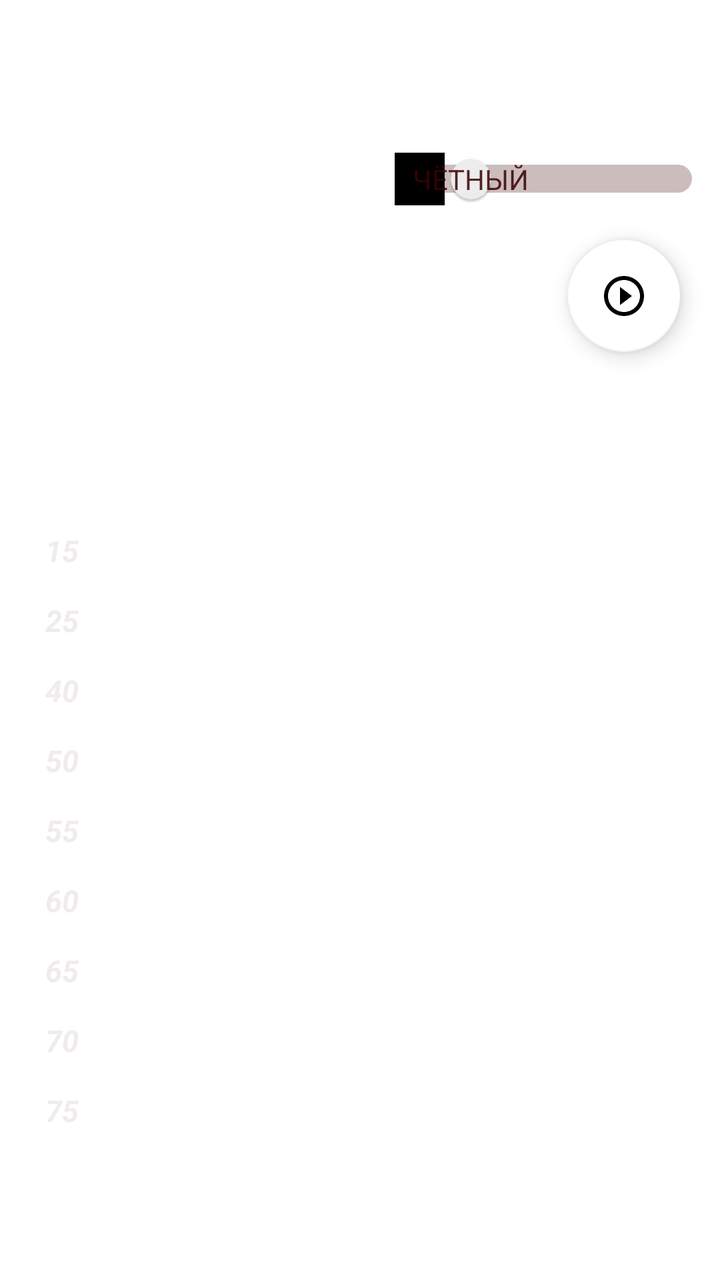
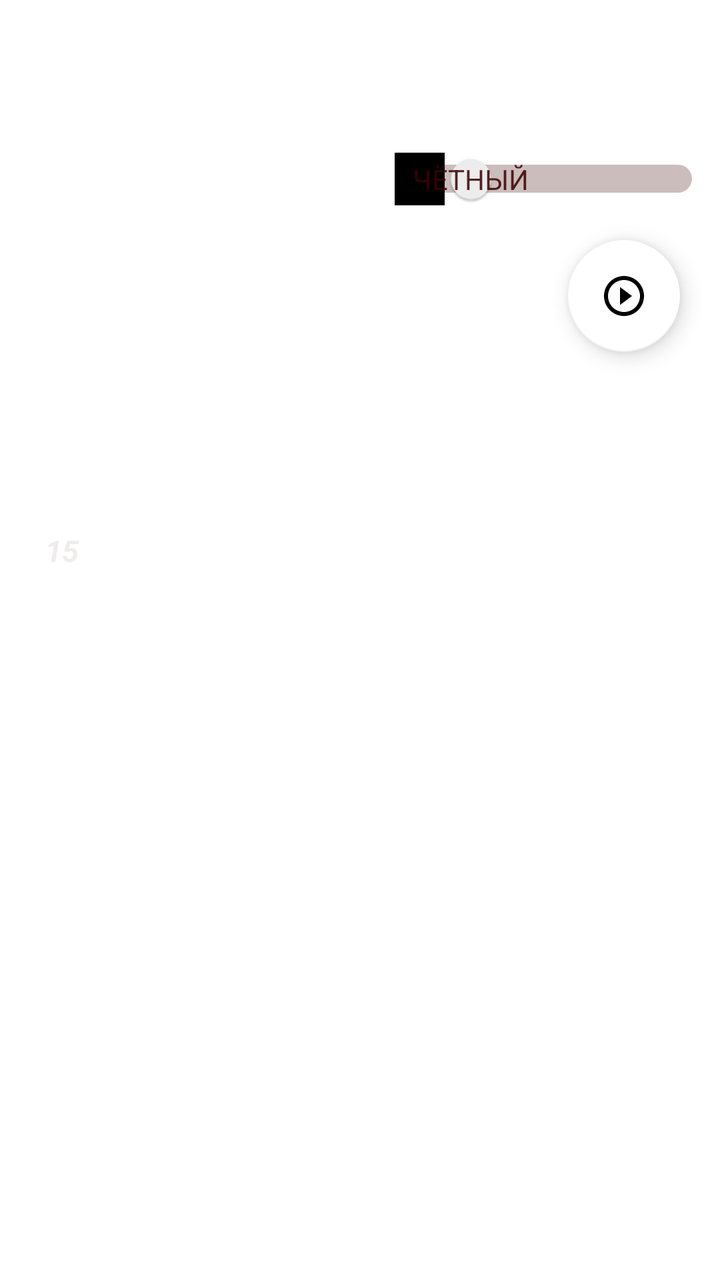

The first picture is an Android layout as it rendered before a commit; the second is the same layout after the commit. The layout source and the unified diff follow.
<!-- AndroidManifest.xml: application theme Base.Theme.My_Gps_Assistant -->
<!-- res/layout/fragment_home.xml -->
<?xml version="1.0" encoding="utf-8"?>
<androidx.constraintlayout.widget.ConstraintLayout
    xmlns:android="http://schemas.android.com/apk/res/android"
    xmlns:tools="http://schemas.android.com/tools"
    android:layout_width="match_parent"
    android:layout_height="match_parent"
    xmlns:app="http://schemas.android.com/apk/res-auto"
    android:background="@color/white"
    tools:context=".fragments.HomeFragment">

    <org.osmdroid.views.MapView
        android:id="@+id/map"
        android:layout_width="0dp"
        android:layout_height="800dp"
        android:layout_marginBottom="350dp"
        android:visibility="gone"
        app:layout_constraintBottom_toBottomOf="parent"
        app:layout_constraintEnd_toEndOf="parent"
        app:layout_constraintHorizontal_bias="0.0"
        app:layout_constraintStart_toStartOf="parent"
        app:layout_constraintTop_toTopOf="parent"
        app:layout_constraintVertical_bias="0.497" />

    <Switch
        android:id="@+id/switch1"
        android:layout_width="wrap_content"
        android:layout_height="wrap_content"
        android:visibility="visible"
        android:layout_marginTop="76dp"
        android:layout_marginEnd="10dp"
        android:showText="true"
        android:textColor="@color/black"
        android:textOff="@string/offSwitch"
        android:textOn="@string/onSwitch"
        android:theme="@style/MySwitch"
        app:layout_constraintEnd_toEndOf="parent"
        app:layout_constraintTop_toTopOf="parent"
        tools:ignore="MissingConstraints,TouchTargetSizeCheck,UseSwitchCompatOrMaterialXml" />

    <com.google.android.material.floatingactionbutton.FloatingActionButton
        android:id="@+id/fStartStop"
        android:layout_width="wrap_content"
        android:layout_height="wrap_content"
        android:layout_marginTop="120dp"
        android:layout_marginEnd="20dp"
        android:clickable="true"
        android:src="@drawable/is_play"
        app:backgroundTint="@color/white"
        app:layout_constraintEnd_toEndOf="parent"
        app:layout_constraintTop_toTopOf="parent"
        tools:ignore="ContentDescription,KeyboardInaccessibleWidget,SpeakableTextPresentCheck" />

    <com.google.android.material.floatingactionbutton.FloatingActionButton
        android:id="@+id/fCenter"
        android:layout_width="wrap_content"
        android:layout_height="wrap_content"
        android:layout_marginTop="10dp"
        android:clickable="true"
        android:src="@drawable/is_my_loc_center"
        android:visibility="gone"
        app:backgroundTint="@color/white"
        app:layout_constraintEnd_toEndOf="@+id/fStartStop"
        app:layout_constraintTop_toBottomOf="@+id/fStartStop"
        tools:ignore="ContentDescription,KeyboardInaccessibleWidget,SpeakableTextPresentCheck" />

    <TextView
        android:id="@+id/tvSpeed"
        android:layout_width="wrap_content"
        android:layout_height="wrap_content"
        android:layout_marginEnd="40dp"
        android:textColor="#F81944"
        android:textSize="16sp"
        android:textStyle="bold|italic"
        android:visibility="gone"
        app:layout_constraintBottom_toBottomOf="@+id/fStartStop"
        app:layout_constraintEnd_toStartOf="@+id/fStartStop"
        app:layout_constraintTop_toTopOf="@+id/fStartStop" />

    <TextView
        android:id="@+id/tvDistance"
        android:layout_width="wrap_content"
        android:layout_height="wrap_content"
        android:layout_marginTop="75dp"
        android:layout_marginEnd="200dp"
        android:textColor="#000000"
        android:textSize="16sp"
        android:textStyle="italic"
        android:visibility="gone"
        app:layout_constraintEnd_toEndOf="parent"
        app:layout_constraintStart_toStartOf="parent"
        app:layout_constraintTop_toTopOf="parent" />

    <TextView
        android:id="@+id/tvKmPk"
        android:layout_width="wrap_content"
        android:layout_height="wrap_content"
        android:layout_marginStart="40dp"
        android:layout_marginTop="130dp"
        android:textColor="#000000"
        android:textSize="20sp"
        android:textStyle="bold|italic"
        android:visibility="gone"
        app:layout_constraintStart_toStartOf="parent"
        app:layout_constraintTop_toTopOf="parent" />

    <TextView
        android:id="@+id/tvOgr15"
        android:layout_width="30dp"
        android:layout_height="30dp"
        android:layout_marginStart="16dp"
        android:layout_marginTop="260dp"
        android:hint="@string/km_15"
        android:textAlignment="center"
        android:paddingTop="5dp"
        android:textColor="@color/tvOgr"
        android:textColorHint="@color/tvOgrHint"
        android:textSize="15sp"
        android:textStyle="bold|italic"
        app:layout_constraintStart_toStartOf="parent"
        app:layout_constraintTop_toTopOf="parent"
        tools:ignore="TextContrastCheck" />

    <TextView
        android:id="@+id/tvOgr25"
        android:layout_width="30dp"
        android:layout_height="30dp"
        android:layout_marginTop="5dp"
        android:hint="@string/km_25"
        android:textAlignment="center"
        android:paddingTop="5dp"
        android:textColor="@color/tvOgr"
        android:textColorHint="@color/tvOgrHint"
        android:textSize="15sp"
        android:textStyle="bold|italic"
        app:layout_constraintStart_toStartOf="@+id/tvOgr15"
        app:layout_constraintTop_toBottomOf="@+id/tvOgr15"
        tools:ignore="TextContrastCheck" />

    <TextView
        android:id="@+id/tvOgr40"
        android:layout_width="30dp"
        android:layout_height="30dp"
        android:layout_marginTop="5dp"
        android:hint="@string/km_40"
        android:textAlignment="center"
        android:paddingTop="5dp"
        android:textColor="@color/tvOgr"
        android:textColorHint="@color/tvOgrHint"
        android:textSize="15sp"
        android:textStyle="bold|italic"
        app:layout_constraintStart_toStartOf="@+id/tvOgr25"
        app:layout_constraintTop_toBottomOf="@+id/tvOgr25"
        tools:ignore="TextContrastCheck" />

    <TextView
        android:id="@+id/tvOgr50"
        android:layout_width="30dp"
        android:layout_height="30dp"
        android:layout_marginTop="5dp"
        android:hint="@string/km_50"
        android:textAlignment="center"
        android:paddingTop="5dp"
        android:textColor="@color/tvOgr"
        android:textColorHint="@color/tvOgrHint"
        android:textSize="15sp"
        android:textStyle="bold|italic"
        app:layout_constraintStart_toStartOf="@+id/tvOgr40"
        app:layout_constraintTop_toBottomOf="@+id/tvOgr40"
        tools:ignore="TextContrastCheck" />

    <TextView
        android:id="@+id/tvOgr55"
        android:layout_width="30dp"
        android:layout_height="30dp"
        android:layout_marginTop="5dp"
        android:hint="@string/km_55"
        android:textAlignment="center"
        android:paddingTop="5dp"
        android:textColor="@color/tvOgr"
        android:textColorHint="@color/tvOgrHint"
        android:textSize="15sp"
        android:textStyle="bold|italic"
        app:layout_constraintStart_toStartOf="@+id/tvOgr50"
        app:layout_constraintTop_toBottomOf="@+id/tvOgr50"
        tools:ignore="TextContrastCheck" />

    <TextView
        android:id="@+id/tvOgr60"
        android:layout_width="30dp"
        android:layout_height="30dp"
        android:layout_marginTop="5dp"
        android:hint="@string/km_60"
        android:textAlignment="center"
        android:paddingTop="5dp"
        android:textColor="@color/tvOgr"
        android:textColorHint="@color/tvOgrHint"
        android:textSize="15sp"
        android:textStyle="bold|italic"
        app:layout_constraintStart_toStartOf="@+id/tvOgr55"
        app:layout_constraintTop_toBottomOf="@+id/tvOgr55"
        tools:ignore="TextContrastCheck" />

    <TextView
        android:id="@+id/tvOgr65"
        android:layout_width="30dp"
        android:layout_height="30dp"
        android:layout_marginTop="5dp"
        android:hint="@string/km_65"
        android:textAlignment="center"
        android:paddingTop="5dp"
        android:textColor="@color/tvOgr"
        android:textColorHint="@color/tvOgrHint"
        android:textSize="15sp"
        android:textStyle="bold|italic"
        app:layout_constraintStart_toStartOf="@+id/tvOgr60"
        app:layout_constraintTop_toBottomOf="@+id/tvOgr60"
        tools:ignore="TextContrastCheck" />

    <TextView
        android:id="@+id/tvOgr70"
        android:layout_width="30dp"
        android:layout_height="30dp"
        android:layout_marginTop="5dp"
        android:hint="@string/km_70"
        android:textAlignment="center"
        android:paddingTop="5dp"
        android:textColor="@color/tvOgr"
        android:textColorHint="@color/tvOgrHint"
        android:textSize="15sp"
        android:textStyle="bold|italic"
        app:layout_constraintStart_toStartOf="@+id/tvOgr65"
        app:layout_constraintTop_toBottomOf="@+id/tvOgr65"
        tools:ignore="TextContrastCheck" />

    <TextView
        android:id="@+id/tvOgr75"
        android:layout_width="30dp"
        android:layout_height="30dp"
        android:layout_marginTop="5dp"
        android:hint="@string/km_75"
        android:textAlignment="center"
        android:paddingTop="5dp"
        android:textColor="@color/tvOgr"
        android:textColorHint="@color/tvOgrHint"
        android:textSize="15sp"
        android:textStyle="bold|italic"
        app:layout_constraintStart_toStartOf="@+id/tvOgr70"
        app:layout_constraintTop_toBottomOf="@+id/tvOgr70"
        tools:ignore="TextContrastCheck" />

    <TextView
        android:id="@+id/tvKmPk15"
        android:layout_width="275dp"
        android:layout_height="30dp"
        android:layout_marginStart="10dp"
        android:elegantTextHeight="true"
        android:textColor="#000000"
        android:textSize="15sp"
        android:textAlignment="center"
        android:paddingTop="2dp"
        android:textStyle="italic"
        app:layout_constraintBottom_toBottomOf="@+id/tvOgr15"
        app:layout_constraintStart_toEndOf="@+id/tvOgr15"
        app:layout_constraintTop_toTopOf="@+id/tvOgr15" />

    <TextView
        android:id="@+id/tvKmPk25"
        android:layout_width="275dp"
        android:layout_height="30dp"
        android:layout_marginStart="10dp"
        android:elegantTextHeight="true"
        android:textColor="#000000"
        android:textSize="15sp"
        android:textAlignment="center"
        android:paddingTop="2dp"
        android:textStyle="italic"
        app:layout_constraintBottom_toBottomOf="@+id/tvOgr25"
        app:layout_constraintStart_toEndOf="@+id/tvOgr25"
        app:layout_constraintTop_toTopOf="@+id/tvOgr25" />

    <TextView
        android:id="@+id/tvKmPk40"
        android:layout_width="275dp"
        android:layout_height="30dp"
        android:layout_marginStart="10dp"
        android:elegantTextHeight="true"
        android:textColor="#000000"
        android:textSize="15sp"
        android:textAlignment="center"
        android:paddingTop="2dp"
        android:textStyle="italic"
        app:layout_constraintBottom_toBottomOf="@+id/tvOgr40"
        app:layout_constraintStart_toEndOf="@+id/tvOgr40"
        app:layout_constraintTop_toTopOf="@+id/tvOgr40" />

    <TextView
        android:id="@+id/tvKmPk50"
        android:layout_width="275dp"
        android:layout_height="30dp"
        android:layout_marginStart="10dp"
        android:elegantTextHeight="true"
        android:textColor="#000000"
        android:textSize="15sp"
        android:textAlignment="center"
        android:paddingTop="2dp"
        android:textStyle="italic"
        app:layout_constraintBottom_toBottomOf="@+id/tvOgr50"
        app:layout_constraintStart_toEndOf="@+id/tvOgr50"
        app:layout_constraintTop_toTopOf="@+id/tvOgr50" />

    <TextView
        android:id="@+id/tvKmPk55"
        android:layout_width="275dp"
        android:layout_height="30dp"
        android:layout_marginStart="10dp"
        android:elegantTextHeight="true"
        android:textColor="#000000"
        android:textSize="15sp"
        android:textAlignment="center"
        android:paddingTop="2dp"
        android:textStyle="italic"
        app:layout_constraintBottom_toBottomOf="@+id/tvOgr55"
        app:layout_constraintStart_toEndOf="@+id/tvOgr55"
        app:layout_constraintTop_toTopOf="@+id/tvOgr55" />

    <TextView
        android:id="@+id/tvKmPk60"
        android:layout_width="275dp"
        android:layout_height="30dp"
        android:layout_marginStart="10dp"
        android:elegantTextHeight="true"
        android:textColor="#000000"
        android:textSize="15sp"
        android:textAlignment="center"
        android:paddingTop="2dp"
        android:textStyle="italic"
        app:layout_constraintBottom_toBottomOf="@+id/tvOgr60"
        app:layout_constraintStart_toEndOf="@+id/tvOgr60"
        app:layout_constraintTop_toTopOf="@+id/tvOgr60" />

    <TextView
        android:id="@+id/tvKmPk65"
        android:layout_width="275dp"
        android:layout_height="30dp"
        android:layout_marginStart="10dp"
        android:elegantTextHeight="true"
        android:textColor="#000000"
        android:textSize="15sp"
        android:textAlignment="center"
        android:paddingTop="2dp"
        android:textStyle="italic"
        app:layout_constraintBottom_toBottomOf="@+id/tvOgr65"
        app:layout_constraintStart_toEndOf="@+id/tvOgr65"
        app:layout_constraintTop_toTopOf="@+id/tvOgr65" />

    <TextView
        android:id="@+id/tvKmPk70"
        android:layout_width="275dp"
        android:layout_height="30dp"
        android:layout_marginStart="8dp"
        android:elegantTextHeight="true"
        android:textColor="#000000"
        android:textSize="15sp"
        android:textAlignment="center"
        android:paddingTop="2dp"
        android:textStyle="italic"
        app:layout_constraintBottom_toBottomOf="@+id/tvOgr70"
        app:layout_constraintStart_toEndOf="@+id/tvOgr70"
        app:layout_constraintTop_toTopOf="@+id/tvOgr70"
        app:layout_constraintVertical_bias="0.0" />

    <TextView
        android:id="@+id/tvKmPk75"
        android:layout_width="275dp"
        android:layout_height="30dp"
        android:layout_marginStart="8dp"
        android:elegantTextHeight="true"
        android:textColor="#000000"
        android:textSize="15sp"
        android:textAlignment="center"
        android:paddingTop="2dp"
        android:textStyle="italic"
        app:layout_constraintBottom_toBottomOf="@+id/tvOgr75"
        app:layout_constraintStart_toEndOf="@+id/tvOgr75"
        app:layout_constraintTop_toTopOf="@+id/tvOgr75" />

</androidx.constraintlayout.widget.ConstraintLayout>
<!-- resources referenced by this layout -->
<resources>
  <color name="black">#FF000000</color>
  <color name="tvOgr">#FF0000</color>
  <color name="tvOgrHint">#F1ECEC</color>
  <color name="white">#FFFFFFFF</color>
  <!-- drawable is_my_loc_center (drawable) -->
  <vector xmlns:android="http://schemas.android.com/apk/res/android" android:height="24dp" android:tint="#2748ED" android:viewportHeight="24" android:viewportWidth="24" android:width="24dp">
        
      <path android:fillColor="@android:color/white" android:pathData="M12,8c-2.21,0 -4,1.79 -4,4s1.79,4 4,4 4,-1.79 4,-4 -1.79,-4 -4,-4zM20.94,11c-0.46,-4.17 -3.77,-7.48 -7.94,-7.94L13,1h-2v2.06C6.83,3.52 3.52,6.83 3.06,11L1,11v2h2.06c0.46,4.17 3.77,7.48 7.94,7.94L11,23h2v-2.06c4.17,-0.46 7.48,-3.77 7.94,-7.94L23,13v-2h-2.06zM12,19c-3.87,0 -7,-3.13 -7,-7s3.13,-7 7,-7 7,3.13 7,7 -3.13,7 -7,7z"/>
      
  </vector>
  <!-- drawable is_play (drawable) -->
  <vector xmlns:android="http://schemas.android.com/apk/res/android" android:height="24dp" android:tint="#2748ED" android:viewportHeight="24" android:viewportWidth="24" android:width="24dp">
        
      <path android:fillColor="@android:color/white" android:pathData="M10,16.5l6,-4.5 -6,-4.5v9zM12,2C6.48,2 2,6.48 2,12s4.48,10 10,10 10,-4.48 10,-10S17.52,2 12,2zM12,20c-4.41,0 -8,-3.59 -8,-8s3.59,-8 8,-8 8,3.59 8,8 -3.59,8 -8,8z"/>
      
  </vector>
  <string name="km_15">15</string>
  <string name="km_25">25</string>
  <string name="km_40">40</string>
  <string name="km_50">50</string>
  <string name="km_55">55</string>
  <string name="km_60">60</string>
  <string name="km_65">65</string>
  <string name="km_70">70</string>
  <string name="km_75">75</string>
  <string name="offSwitch">Чётный</string>
  <string name="onSwitch">Нечётный</string>
  <style name="MySwitch" parent="Theme.AppCompat.Light">
          
          <item name="colorControlActivated">#88B30C</item>
  
          
          <item name="colorSwitchThumbNormal">#6F3F06</item>
  
          
          <item name="android:colorForeground">#3C0202</item>
      </style>
  <style name="Base.Theme.My_Gps_Assistant" parent="Theme.MaterialComponents.Light.NoActionBar">
          
          <item name="colorPrimary">@color/black</item>
          <item name="colorPrimaryVariant">@color/lavender</item>
          <item name="colorOnPrimary">@color/white</item>
  
          <item name="colorSecondary">@color/teal_200</item>
          <item name="colorSecondaryVariant">@color/teal_700</item>
          <item name="colorOnSecondary">@color/black</item>
  
          <item name="android:statusBarColor">@color/lavender</item>
  
  
          <item name="android:windowFullscreen">true</item>
  
          <item name="android:textColorPrimary">@color/black</item>
          <item name="android:textColorSecondary">@color/black</item>
          <item name="android:textColorTertiary">@color/black</item>
  
  
  
  
  
  
  
      </style>
  <color name="lavender">#8692f7</color>
  <color name="teal_200">#D58DD5</color>
  <color name="teal_700">#00C2EF</color>
</resources>

<!-- the commit's change to res/layout/fragment_home.xml (unified diff, before → after) -->
@@ -121,267 +121,17 @@
         tools:ignore="TextContrastCheck" />
 
     <TextView
-        android:id="@+id/tvOgr25"
-        android:layout_width="30dp"
-        android:layout_height="30dp"
-        android:layout_marginTop="5dp"
-        android:hint="@string/km_25"
-        android:textAlignment="center"
-        android:paddingTop="5dp"
-        android:textColor="@color/tvOgr"
-        android:textColorHint="@color/tvOgrHint"
-        android:textSize="15sp"
-        android:textStyle="bold|italic"
-        app:layout_constraintStart_toStartOf="@+id/tvOgr15"
-        app:layout_constraintTop_toBottomOf="@+id/tvOgr15"
-        tools:ignore="TextContrastCheck" />
-
-    <TextView
-        android:id="@+id/tvOgr40"
-        android:layout_width="30dp"
-        android:layout_height="30dp"
-        android:layout_marginTop="5dp"
-        android:hint="@string/km_40"
-        android:textAlignment="center"
-        android:paddingTop="5dp"
-        android:textColor="@color/tvOgr"
-        android:textColorHint="@color/tvOgrHint"
-        android:textSize="15sp"
-        android:textStyle="bold|italic"
-        app:layout_constraintStart_toStartOf="@+id/tvOgr25"
-        app:layout_constraintTop_toBottomOf="@+id/tvOgr25"
-        tools:ignore="TextContrastCheck" />
-
-    <TextView
-        android:id="@+id/tvOgr50"
-        android:layout_width="30dp"
-        android:layout_height="30dp"
-        android:layout_marginTop="5dp"
-        android:hint="@string/km_50"
-        android:textAlignment="center"
-        android:paddingTop="5dp"
-        android:textColor="@color/tvOgr"
-        android:textColorHint="@color/tvOgrHint"
-        android:textSize="15sp"
-        android:textStyle="bold|italic"
-        app:layout_constraintStart_toStartOf="@+id/tvOgr40"
-        app:layout_constraintTop_toBottomOf="@+id/tvOgr40"
-        tools:ignore="TextContrastCheck" />
-
-    <TextView
-        android:id="@+id/tvOgr55"
-        android:layout_width="30dp"
-        android:layout_height="30dp"
-        android:layout_marginTop="5dp"
-        android:hint="@string/km_55"
-        android:textAlignment="center"
-        android:paddingTop="5dp"
-        android:textColor="@color/tvOgr"
-        android:textColorHint="@color/tvOgrHint"
-        android:textSize="15sp"
-        android:textStyle="bold|italic"
-        app:layout_constraintStart_toStartOf="@+id/tvOgr50"
-        app:layout_constraintTop_toBottomOf="@+id/tvOgr50"
-        tools:ignore="TextContrastCheck" />
-
-    <TextView
-        android:id="@+id/tvOgr60"
-        android:layout_width="30dp"
-        android:layout_height="30dp"
-        android:layout_marginTop="5dp"
-        android:hint="@string/km_60"
-        android:textAlignment="center"
-        android:paddingTop="5dp"
-        android:textColor="@color/tvOgr"
-        android:textColorHint="@color/tvOgrHint"
-        android:textSize="15sp"
-        android:textStyle="bold|italic"
-        app:layout_constraintStart_toStartOf="@+id/tvOgr55"
-        app:layout_constraintTop_toBottomOf="@+id/tvOgr55"
-        tools:ignore="TextContrastCheck" />
-
-    <TextView
-        android:id="@+id/tvOgr65"
-        android:layout_width="30dp"
-        android:layout_height="30dp"
-        android:layout_marginTop="5dp"
-        android:hint="@string/km_65"
-        android:textAlignment="center"
-        android:paddingTop="5dp"
-        android:textColor="@color/tvOgr"
-        android:textColorHint="@color/tvOgrHint"
-        android:textSize="15sp"
-        android:textStyle="bold|italic"
-        app:layout_constraintStart_toStartOf="@+id/tvOgr60"
-        app:layout_constraintTop_toBottomOf="@+id/tvOgr60"
-        tools:ignore="TextContrastCheck" />
-
-    <TextView
-        android:id="@+id/tvOgr70"
-        android:layout_width="30dp"
-        android:layout_height="30dp"
-        android:layout_marginTop="5dp"
-        android:hint="@string/km_70"
-        android:textAlignment="center"
-        android:paddingTop="5dp"
-        android:textColor="@color/tvOgr"
-        android:textColorHint="@color/tvOgrHint"
-        android:textSize="15sp"
-        android:textStyle="bold|italic"
-        app:layout_constraintStart_toStartOf="@+id/tvOgr65"
-        app:layout_constraintTop_toBottomOf="@+id/tvOgr65"
-        tools:ignore="TextContrastCheck" />
-
-    <TextView
-        android:id="@+id/tvOgr75"
-        android:layout_width="30dp"
-        android:layout_height="30dp"
-        android:layout_marginTop="5dp"
-        android:hint="@string/km_75"
-        android:textAlignment="center"
-        android:paddingTop="5dp"
-        android:textColor="@color/tvOgr"
-        android:textColorHint="@color/tvOgrHint"
-        android:textSize="15sp"
-        android:textStyle="bold|italic"
-        app:layout_constraintStart_toStartOf="@+id/tvOgr70"
-        app:layout_constraintTop_toBottomOf="@+id/tvOgr70"
-        tools:ignore="TextContrastCheck" />
-
-    <TextView
         android:id="@+id/tvKmPk15"
         android:layout_width="275dp"
-        android:layout_height="30dp"
+        android:layout_height="300dp"
         android:layout_marginStart="10dp"
         android:elegantTextHeight="true"
+        android:paddingTop="2dp"
+        android:textAlignment="center"
         android:textColor="#000000"
         android:textSize="15sp"
-        android:textAlignment="center"
-        android:paddingTop="2dp"
         android:textStyle="italic"
-        app:layout_constraintBottom_toBottomOf="@+id/tvOgr15"
         app:layout_constraintStart_toEndOf="@+id/tvOgr15"
         app:layout_constraintTop_toTopOf="@+id/tvOgr15" />
 
-    <TextView
-        android:id="@+id/tvKmPk25"
-        android:layout_width="275dp"
-        android:layout_height="30dp"
-        android:layout_marginStart="10dp"
-        android:elegantTextHeight="true"
-        android:textColor="#000000"
-        android:textSize="15sp"
-        android:textAlignment="center"
-        android:paddingTop="2dp"
-        android:textStyle="italic"
-        app:layout_constraintBottom_toBottomOf="@+id/tvOgr25"
-        app:layout_constraintStart_toEndOf="@+id/tvOgr25"
-        app:layout_constraintTop_toTopOf="@+id/tvOgr25" />
-
-    <TextView
-        android:id="@+id/tvKmPk40"
-        android:layout_width="275dp"
-        android:layout_height="30dp"
-        android:layout_marginStart="10dp"
-        android:elegantTextHeight="true"
-        android:textColor="#000000"
-        android:textSize="15sp"
-        android:textAlignment="center"
-        android:paddingTop="2dp"
-        android:textStyle="italic"
-        app:layout_constraintBottom_toBottomOf="@+id/tvOgr40"
-        app:layout_constraintStart_toEndOf="@+id/tvOgr40"
-        app:layout_constraintTop_toTopOf="@+id/tvOgr40" />
-
-    <TextView
-        android:id="@+id/tvKmPk50"
-        android:layout_width="275dp"
-        android:layout_height="30dp"
-        android:layout_marginStart="10dp"
-        android:elegantTextHeight="true"
-        android:textColor="#000000"
-        android:textSize="15sp"
-        android:textAlignment="center"
-        android:paddingTop="2dp"
-        android:textStyle="italic"
-        app:layout_constraintBottom_toBottomOf="@+id/tvOgr50"
-        app:layout_constraintStart_toEndOf="@+id/tvOgr50"
-        app:layout_constraintTop_toTopOf="@+id/tvOgr50" />
-
-    <TextView
-        android:id="@+id/tvKmPk55"
-        android:layout_width="275dp"
-        android:layout_height="30dp"
-        android:layout_marginStart="10dp"
-        android:elegantTextHeight="true"
-        android:textColor="#000000"
-        android:textSize="15sp"
-        android:textAlignment="center"
-        android:paddingTop="2dp"
-        android:textStyle="italic"
-        app:layout_constraintBottom_toBottomOf="@+id/tvOgr55"
-        app:layout_constraintStart_toEndOf="@+id/tvOgr55"
-        app:layout_constraintTop_toTopOf="@+id/tvOgr55" />
-
-    <TextView
-        android:id="@+id/tvKmPk60"
-        android:layout_width="275dp"
-        android:layout_height="30dp"
-        android:layout_marginStart="10dp"
-        android:elegantTextHeight="true"
-        android:textColor="#000000"
-        android:textSize="15sp"
-        android:textAlignment="center"
-        android:paddingTop="2dp"
-        android:textStyle="italic"
-        app:layout_constraintBottom_toBottomOf="@+id/tvOgr60"
-        app:layout_constraintStart_toEndOf="@+id/tvOgr60"
-        app:layout_constraintTop_toTopOf="@+id/tvOgr60" />
-
-    <TextView
-        android:id="@+id/tvKmPk65"
-        android:layout_width="275dp"
-        android:layout_height="30dp"
-        android:layout_marginStart="10dp"
-        android:elegantTextHeight="true"
-        android:textColor="#000000"
-        android:textSize="15sp"
-        android:textAlignment="center"
-        android:paddingTop="2dp"
-        android:textStyle="italic"
-        app:layout_constraintBottom_toBottomOf="@+id/tvOgr65"
-        app:layout_constraintStart_toEndOf="@+id/tvOgr65"
-        app:layout_constraintTop_toTopOf="@+id/tvOgr65" />
-
-    <TextView
-        android:id="@+id/tvKmPk70"
-        android:layout_width="275dp"
-        android:layout_height="30dp"
-        android:layout_marginStart="8dp"
-        android:elegantTextHeight="true"
-        android:textColor="#000000"
-        android:textSize="15sp"
-        android:textAlignment="center"
-        android:paddingTop="2dp"
-        android:textStyle="italic"
-        app:layout_constraintBottom_toBottomOf="@+id/tvOgr70"
-        app:layout_constraintStart_toEndOf="@+id/tvOgr70"
-        app:layout_constraintTop_toTopOf="@+id/tvOgr70"
-        app:layout_constraintVertical_bias="0.0" />
-
-    <TextView
-        android:id="@+id/tvKmPk75"
-        android:layout_width="275dp"
-        android:layout_height="30dp"
-        android:layout_marginStart="8dp"
-        android:elegantTextHeight="true"
-        android:textColor="#000000"
-        android:textSize="15sp"
-        android:textAlignment="center"
-        android:paddingTop="2dp"
-        android:textStyle="italic"
-        app:layout_constraintBottom_toBottomOf="@+id/tvOgr75"
-        app:layout_constraintStart_toEndOf="@+id/tvOgr75"
-        app:layout_constraintTop_toTopOf="@+id/tvOgr75" />
-
 </androidx.constraintlayout.widget.ConstraintLayout>
<!-- resource entries referenced after the edit -->
@@ -17,14 +17,6 @@
       
   </vector>
   <string name="km_15">15</string>
-  <string name="km_25">25</string>
-  <string name="km_40">40</string>
-  <string name="km_50">50</string>
-  <string name="km_55">55</string>
-  <string name="km_60">60</string>
-  <string name="km_65">65</string>
-  <string name="km_70">70</string>
-  <string name="km_75">75</string>
   <string name="offSwitch">Чётный</string>
   <string name="onSwitch">Нечётный</string>
   <style name="MySwitch" parent="Theme.AppCompat.Light">
